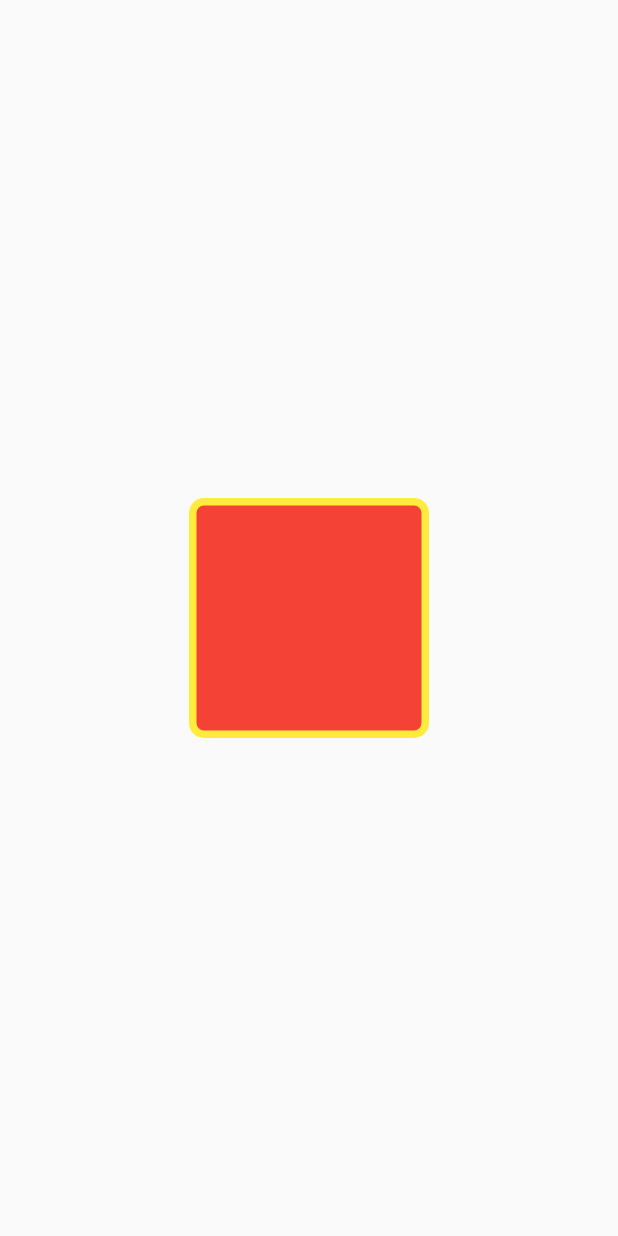
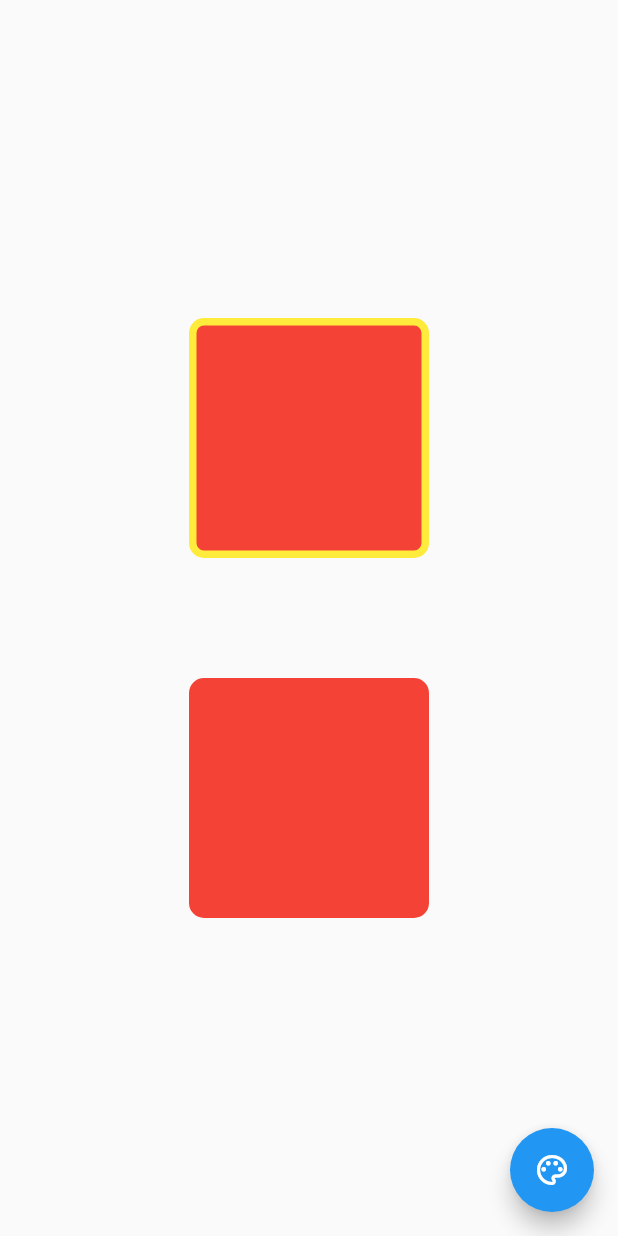
Before and after one commit to Nouuu/Flutter-ESGI-2022, a Flutter app: the ButtonScreen screen opened directly, on a phone screen of 412 x 824 dp. Run offline on Flutter 3.47's test engine with Material 2 defaults, Android fonts, the phone set to English and light mode, and no system bars.

Commit message:
feat(button): Add stateless button color + stateful

```diff
--- a/1_first_app/lib/ui/button_screen/button_screen.dart
+++ b/1_first_app/lib/ui/button_screen/button_screen.dart
@@ -1,4 +1,14 @@
+import 'package:first_app/ui/button_screen/statefull_color_container.dart';
+import 'package:first_app/ui/button_screen/stateless_color_container.dart';
 import 'package:flutter/material.dart';
+
+const List<Color> colors = [
+  Colors.red,
+  Colors.green,
+  Colors.blue,
+  Colors.yellow,
+  Colors.purple,
+];
 
 class ButtonScreen extends StatefulWidget {
   const ButtonScreen({super.key});
@@ -8,41 +18,32 @@ class ButtonScreen extends StatefulWidget {
 }
 
 class _ButtonScreenState extends State<ButtonScreen> {
-  static const List<Color> _colors = [
-    Colors.red,
-    Colors.green,
-    Colors.blue,
-    Colors.yellow,
-    Colors.purple,
-  ];
+  int _statelessContainerColorIndex = 0;
 
-  int _colorIndex = 0;
-  int _borderColorIndex = (_colors.length / 2).ceil();
-
-  void _onTap() {
+  void _onFloatingActionButtonPressed() {
     setState(() {
-      _colorIndex = (_colorIndex + 1) % _colors.length;
-      _borderColorIndex = (_borderColorIndex + 1) % _colors.length;
+      _statelessContainerColorIndex =
+          (_statelessContainerColorIndex + 1) % colors.length;
     });
   }
 
   @override
   Widget build(BuildContext context) {
-    return Center(
-      child: GestureDetector(
-        onTap: _onTap,
-        child: Container(
-          width: 160.0,
-          height: 160.0,
-          decoration: BoxDecoration(
-            color: _colors[_colorIndex],
-            border: Border.all(
-              color: _colors[_borderColorIndex],
-              width: 5.0,
-            ),
-            borderRadius: BorderRadius.circular(10),
-          ),
+    return Scaffold(
+      body: Center(
+        child: Column(
+          mainAxisAlignment: MainAxisAlignment.center,
+          children: [
+            const StatefulColorContainer(),
+            const SizedBox(height: 80),
+            StatelessColorContainer(
+                color: colors[_statelessContainerColorIndex]),
+          ],
         ),
+      ),
+      floatingActionButton: FloatingActionButton(
+        onPressed: _onFloatingActionButtonPressed,
+        child: const Icon(Icons.color_lens_outlined),
       ),
     );
   }
--- /dev/null
+++ b/1_first_app/lib/ui/button_screen/statefull_color_container.dart
@@ -0,0 +1,41 @@
+import 'package:flutter/material.dart';
+
+import 'button_screen.dart';
+
+class StatefulColorContainer extends StatefulWidget {
+  const StatefulColorContainer({Key? key}) : super(key: key);
+
+  @override
+  State<StatefulColorContainer> createState() => _StatefulColorContainerState();
+}
+
+class _StatefulColorContainerState extends State<StatefulColorContainer> {
+  int _colorIndex = 0;
+  int _borderColorIndex = (colors.length / 2).ceil();
+
+  void _onGestureTap() {
+    setState(() {
+      _colorIndex = (_colorIndex + 1) % colors.length;
+      _borderColorIndex = (_borderColorIndex + 1) % colors.length;
+    });
+  }
+
+  @override
+  Widget build(BuildContext context) {
+    return GestureDetector(
+      onTap: _onGestureTap,
+      child: Container(
+        width: 160.0,
+        height: 160.0,
+        decoration: BoxDecoration(
+          color: colors[_colorIndex],
+          border: Border.all(
+            color: colors[_borderColorIndex],
+            width: 5.0,
+          ),
+          borderRadius: BorderRadius.circular(10),
+        ),
+      ),
+    );
+  }
+}
--- /dev/null
+++ b/1_first_app/lib/ui/button_screen/stateless_color_container.dart
@@ -0,0 +1,24 @@
+import 'package:flutter/material.dart';
+
+class StatelessColorContainer extends StatelessWidget {
+  final Color color;
+
+  const StatelessColorContainer({Key? key, required this.color})
+      : super(key: key);
+
+  @override
+  Widget build(BuildContext context) {
+    return Container(
+      width: 160.0,
+      height: 160.0,
+      decoration: BoxDecoration(
+        color: color,
+        border: Border.all(
+          color: color,
+          width: 5.0,
+        ),
+        borderRadius: BorderRadius.circular(10),
+      ),
+    );
+  }
+}
```
